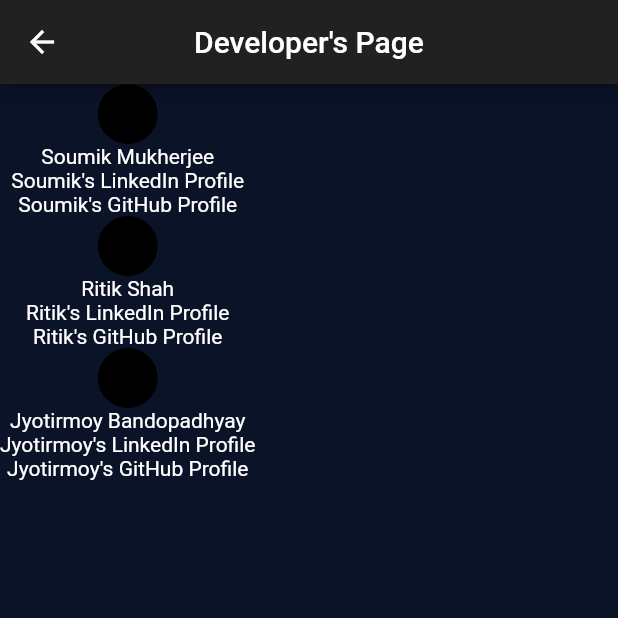
After one commit to CoDi-YaPa/Messiah, a Flutter app: the BackPage screen opened directly, after a tap on "Developers", on a phone screen of 412 x 824 dp, the top half of it. The commit adds this screen. Run offline on Flutter 3.47's test engine with Material 2 defaults, Android fonts, the phone set to English and light mode, and no system bars; our stand-ins replace auto_size_text.

Commit message:
started making the developer's page and imported the url launcher package

```diff
--- a/messiah_app/lib/Screens/BackPage.dart
+++ b/messiah_app/lib/Screens/BackPage.dart
@@ -1,6 +1,7 @@
 import 'package:flutter/material.dart';
 import 'package:messiah_app/CustomWidgets/Nav_items.dart';
 import 'package:messiah_app/themes/app_color.dart';
+import 'DevelopersPage.dart';
 
 class BackPage extends StatefulWidget {
   @override
@@ -57,6 +58,12 @@ class _BackPageState extends State<BackPage> {
                   ),
                 ),
                 GestureDetector(
+                  onTap: () {
+                    Navigator.push(
+                      context,
+                      MaterialPageRoute(builder: (context) => DevelopersPage()),
+                    );
+                  },
                   child: MenuItem(
                     iconData: Icons.group_rounded,
                     menuItem: "Developers",
--- /dev/null
+++ b/messiah_app/lib/Screens/DevelopersPage.dart
@@ -0,0 +1,61 @@
+import 'package:flutter/material.dart';
+import 'package:flutter/widgets.dart';
+import 'BackPage.dart';
+import 'package:messiah_app/themes/app_color.dart';
+import 'package:messiah_app/themes/app_theme.dart';
+import 'package:url_launcher/url_launcher.dart';
+
+class DevelopersPage extends StatefulWidget {
+  @override
+  _DevelopersPageState createState() => _DevelopersPageState();
+}
+
+class _DevelopersPageState extends State<DevelopersPage> {
+  @override
+  Widget build(BuildContext context) {
+    final Size size = MediaQuery.of(context).size;
+    final double fontScale = MediaQuery.of(context).textScaleFactor;
+    return Scaffold(
+      appBar: AppBar(
+        centerTitle: true,
+        title: Text("Developer's Page"),
+      ),
+      body: SafeArea(
+        child: Column(
+          children: [
+            Container(
+              child: Column(
+                children: [
+                  CircleAvatar(),
+                  Text('Soumik Mukherjee'),
+                  Text("Soumik's LinkedIn Profile"),
+                  Text("Soumik's GitHub Profile"),
+                ],
+              ),
+            ),
+            Container(
+              child: Column(
+                children: [
+                  CircleAvatar(),
+                  Text('Ritik Shah'),
+                  Text("Ritik's LinkedIn Profile"),
+                  Text("Ritik's GitHub Profile"),
+                ],
+              ),
+            ),
+            Container(
+              child: Column(
+                children: [
+                  CircleAvatar(),
+                  Text('Jyotirmoy Bandopadhyay'),
+                  Text("Jyotirmoy's LinkedIn Profile"),
+                  Text("Jyotirmoy's GitHub Profile"),
+                ],
+              ),
+            ),
+          ],
+        ),
+      ),
+    );
+  }
+}
--- a/messiah_app/pubspec.yaml
+++ b/messiah_app/pubspec.yaml
@@ -23,6 +23,7 @@ environment:
 dependencies:
   flutter:
     sdk: flutter
+  url_launcher: ^6.0.3
 
 
   # The following adds the Cupertino Icons font to your application.
```
Also changed, not shown: messiah_app/pubspec.lock.
